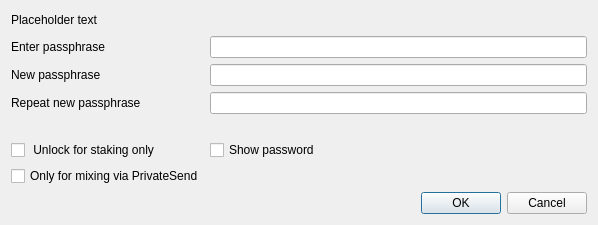
This is src/qt/forms/askpassphrasedialog.ui in barrystyle/vestx as Qt 5 draws it before an edit. The edited form follows.
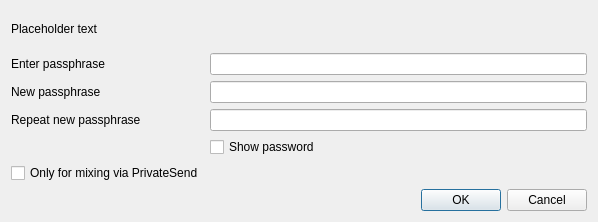
This is the edited form.

Commit message: restore ui back to dash/bitcoin

The edit to the form file:
```diff
--- a/src/qt/forms/askpassphrasedialog.ui
+++ b/src/qt/forms/askpassphrasedialog.ui
@@ -7,7 +7,7 @@
     <x>0</x>
     <y>0</y>
     <width>598</width>
-    <height>225</height>
+    <height>222</height>
    </rect>
   </property>
   <property name="sizePolicy">
@@ -93,6 +93,13 @@
       </widget>
      </item>
      <item row="3" column="1">
+      <widget class="QCheckBox" name="toggleShowPasswordButton">
+       <property name="text">
+        <string>Show password</string>
+       </property>
+      </widget>
+     </item>
+     <item row="4" column="1">
       <widget class="QLabel" name="capsLabel">
        <property name="font">
         <font>
@@ -108,7 +115,8 @@
        </property>
       </widget>
      </item>
-     <item row="6" column="0">
+     <!-- Dash -->
+     <item row="4" column="0">
       <widget class="QCheckBox" name="mixingOnlyCheckBox">
        <property name="enabled">
         <bool>true</bool>
@@ -122,28 +130,12 @@
        <property name="text">
         <string>Only for mixing via PrivateSend</string>
        </property>
-      </widget>
-     </item>
-     <item row="5" column="0">
-      <widget class="QCheckBox" name="stakingCheckBox">
-       <property name="enabled">
-        <bool>true</bool>
-       </property>
        <property name="visible">
         <bool>false</bool>
        </property>
-       <property name="text">
-        <string> Unlock for staking only</string>
-       </property>
       </widget>
      </item>
-     <item row="5" column="1">
-      <widget class="QCheckBox" name="toggleShowPasswordButton">
-       <property name="text">
-        <string>Show password</string>
-       </property>
-      </widget>
-     </item>
+     <!--      -->
     </layout>
    </item>
    <item>
```
Left out of the diff: 3 changed lines with no effect on the pictures. The commit also changes 451 other files.
